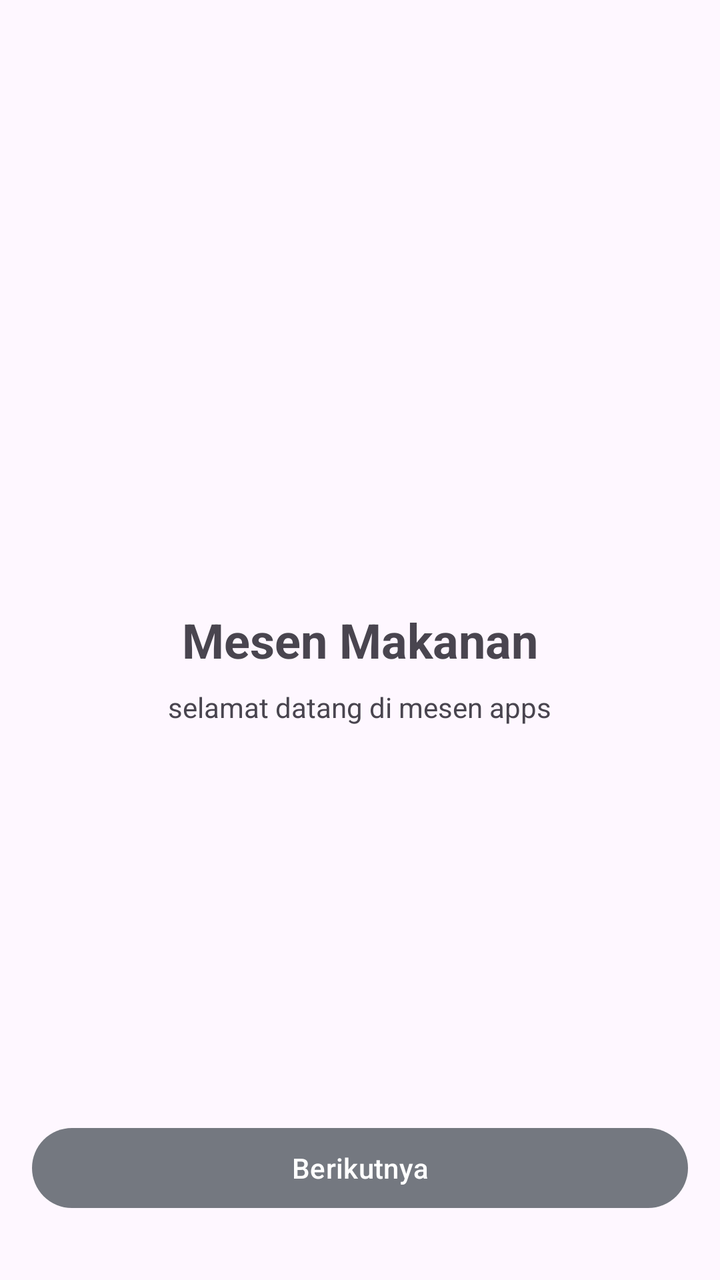
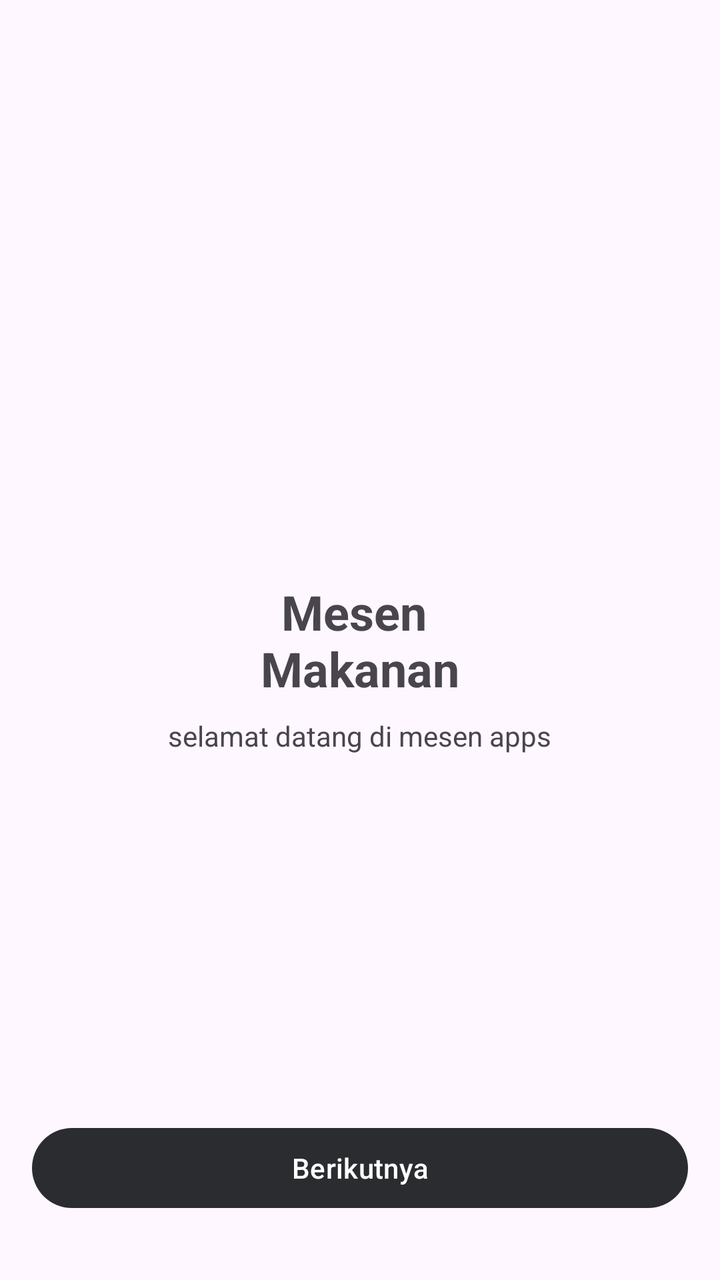

Before-and-after screenshots of an Android layout around one commit, followed by the original layout XML and the change that was made.
<!-- AndroidManifest.xml: application theme Theme.MesenMakanan -->
<!-- res/layout/activity_main.xml -->
<?xml version="1.0" encoding="utf-8"?>
<RelativeLayout xmlns:android="http://schemas.android.com/apk/res/android"
    xmlns:tools="http://schemas.android.com/tools"
    android:id="@+id/main"
    android:layout_width="match_parent"
    android:layout_height="match_parent"
    android:padding="16dp"
    tools:context=".MainActivity">

    <TextView
        android:id="@+id/text_mesen_makanan"
        android:layout_width="wrap_content"
        android:layout_height="wrap_content"
        android:text="Mesen Makanan"
        android:textSize="24sp"
        android:textStyle="bold"
        android:layout_centerInParent="true"/>

    <TextView
        android:id="@+id/text_selamat_datang"
        android:layout_width="wrap_content"
        android:layout_height="wrap_content"
        android:text="selamat datang di mesen apps"
        android:layout_below="@id/text_mesen_makanan"
        android:layout_centerHorizontal="true"
        android:layout_marginTop="8dp"/>

    <Button
        android:id="@+id/button_berikutnya"
        android:layout_width="match_parent"
        android:layout_height="wrap_content"
        android:text="Berikutnya"
        android:layout_alignParentBottom="true"
        android:layout_marginBottom="16dp"/>

</RelativeLayout>
<!-- resources referenced by this layout -->
<resources>
  <style name="Theme.MesenMakanan" parent="Base.Theme.MesenMakanan" />
  <style name="Base.Theme.MesenMakanan" parent="Theme.Material3.DayNight.NoActionBar">
          
          <item name="colorPrimary">@color/storm_gray</item>
      </style>
  <color name="storm_gray">#747880</color>
</resources>

<!-- the commit's change to res/layout/activity_main.xml (unified diff, before → after) -->
@@ -11,9 +11,10 @@
         android:id="@+id/text_mesen_makanan"
         android:layout_width="wrap_content"
         android:layout_height="wrap_content"
-        android:text="Mesen Makanan"
+        android:text="Mesen \nMakanan"
         android:textSize="24sp"
         android:textStyle="bold"
+        android:textAlignment="center"
         android:layout_centerInParent="true"/>
 
     <TextView
<!-- resource entries referenced after the edit -->
@@ -5,6 +5,6 @@
           
           <item name="colorPrimary">@color/storm_gray</item>
       </style>
-  <color name="storm_gray">#747880</color>
+  <color name="storm_gray">#2B2C2F</color>
 </resources>
 
